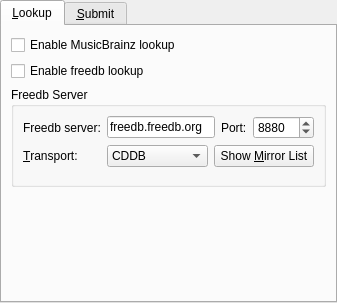
Qt form kcmcddb/cddbconfigwidget.ui (KDE/libkcddb) before a commit.
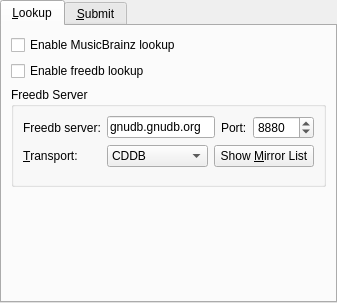
The same form after that commit.

Commit message:
Switch from freedb.org to gnudb.org
BUGS: 418421

The edit to the form file:
```diff
--- a/kcmcddb/cddbconfigwidget.ui
+++ b/kcmcddb/cddbconfigwidget.ui
@@ -64,7 +64,7 @@
                <string>Name of CDDB server which will be used to look up CD information.</string>
               </property>
               <property name="text">
-               <string>freedb.freedb.org</string>
+               <string>gnudb.gnudb.org</string>
               </property>
              </widget>
             </item>
```
The commit also changes 10 other files.
